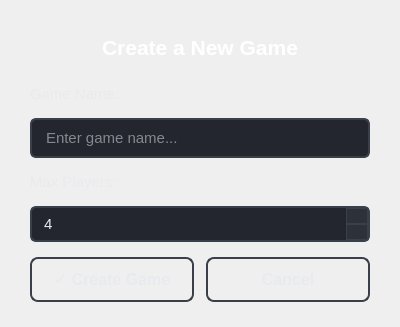
Qt form client_ui/ui/NewGameWindow.ui (Nacho4321/tp-TallerDeProgramacion-grupo5) before a commit.
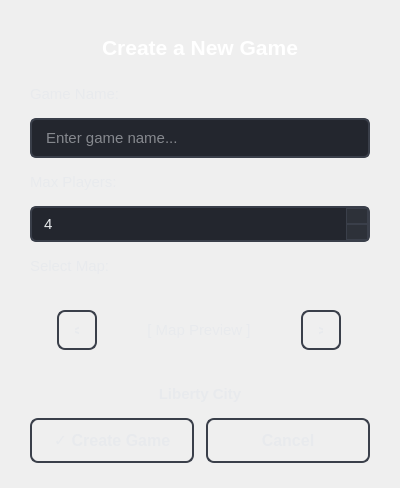
The same form after that commit.

```diff
--- a/client_ui/ui/NewGameWindow.ui
+++ b/client_ui/ui/NewGameWindow.ui
@@ -7,7 +7,7 @@
     <x>0</x>
     <y>0</y>
     <width>400</width>
-    <height>250</height>
+    <height>420</height>
    </rect>
   </property>
   <property name="windowTitle">
@@ -201,6 +201,120 @@
      </property>
     </widget>
    </item>
+   <item>
+    <widget class="QLabel" name="selectMapLabel">
+     <property name="text">
+      <string>Select Map:</string>
+     </property>
+     <property name="font">
+      <font>
+       <pointsize>11</pointsize>
+       <weight>50</weight>
+      </font>
+     </property>
+    </widget>
+   </item>
+   <item>
+    <layout class="QHBoxLayout" name="mapSelectionLayout">
+     <property name="spacing">
+      <number>15</number>
+     </property>
+     <item>
+      <widget class="QPushButton" name="prevMapButton">
+       <property name="text">
+        <string>&lt;</string>
+       </property>
+       <property name="minimumSize">
+        <size>
+         <width>40</width>
+         <height>40</height>
+        </size>
+       </property>
+       <property name="maximumSize">
+        <size>
+         <width>40</width>
+         <height>40</height>
+        </size>
+       </property>
+       <property name="font">
+        <font>
+         <pointsize>16</pointsize>
+         <weight>75</weight>
+         <bold>true</bold>
+        </font>
+       </property>
+      </widget>
+     </item>
+     <item>
+      <widget class="QLabel" name="mapImageLabel">
+       <property name="minimumSize">
+        <size>
+         <width>120</width>
+         <height>80</height>
+        </size>
+       </property>
+       <property name="maximumSize">
+        <size>
+         <width>120</width>
+         <height>80</height>
+        </size>
+       </property>
+       <property name="text">
+        <string>[ Map Preview ]</string>
+       </property>
+       <property name="alignment">
+        <set>Qt::AlignCenter</set>
+       </property>
+       <property name="scaledContents">
+        <bool>false</bool>
+       </property>
+      </widget>
+     </item>
+     <item>
+      <widget class="QPushButton" name="nextMapButton">
+       <property name="text">
+        <string>&gt;</string>
+       </property>
+       <property name="minimumSize">
+        <size>
+         <width>40</width>
+         <height>40</height>
+        </size>
+       </property>
+       <property name="maximumSize">
+        <size>
+         <width>40</width>
+         <height>40</height>
+        </size>
+       </property>
+       <property name="font">
+        <font>
+         <pointsize>16</pointsize>
+         <weight>75</weight>
+         <bold>true</bold>
+        </font>
+       </property>
+      </widget>
+     </item>
+    </layout>
+   </item>
+   <item>
+    <widget class="QLabel" name="mapNameLabel">
+     <property name="text">
+      <string>Liberty City</string>
+     </property>
+     <property name="alignment">
+      <set>Qt::AlignCenter</set>
+     </property>
+     <property name="font">
+      <font>
+       <pointsize>10</pointsize>
+       <weight>75</weight>
+       <bold>true</bold>
+      </font>
+     </property>
+    </widget>
+   </item>
    <item>
     <spacer name="verticalSpacer">
      <property name="orientation">
```
